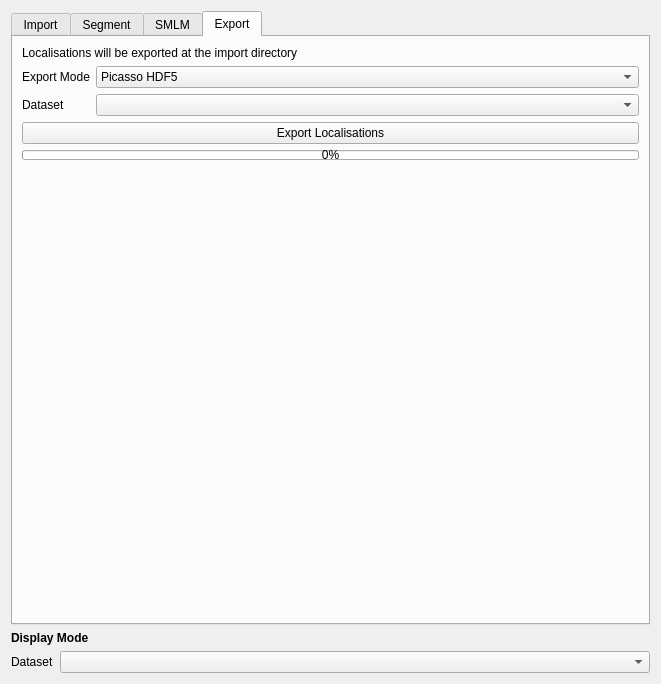
First picture: the form in src/moltrack/GUI/widget_ui.ui, repository piedrro/napari-moltrack, before the edit.
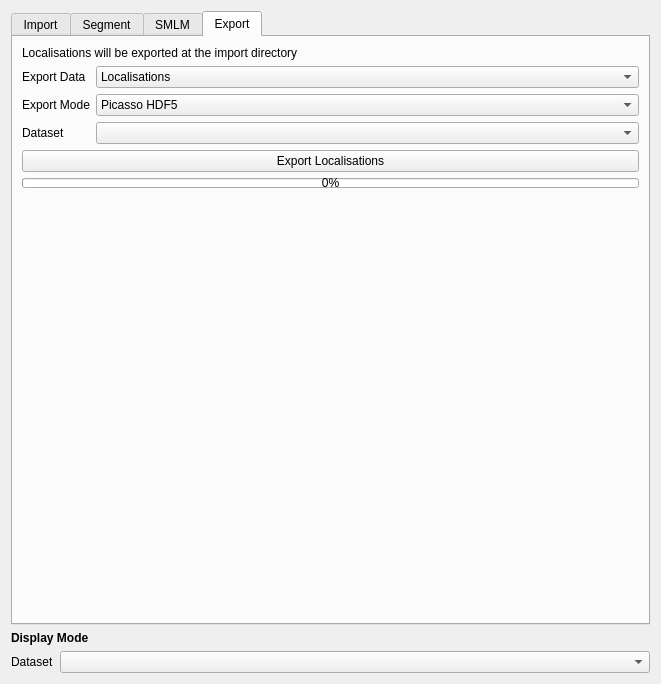
Second picture: the form after the edit. The open tabs and pages were chosen to show the change.

Commit message: added tracking export

Patch:
```diff
--- a/src/moltrack/GUI/widget_ui.ui
+++ b/src/moltrack/GUI/widget_ui.ui
@@ -1891,14 +1891,14 @@
        </item>
        <item>
         <layout class="QFormLayout" name="formLayout_19">
-         <item row="0" column="0">
+         <item row="1" column="0">
           <widget class="QLabel" name="label_112">
            <property name="text">
             <string>Export Mode</string>
            </property>
           </widget>
          </item>
-         <item row="0" column="1">
+         <item row="1" column="1">
           <widget class="QComboBox" name="locs_export_mode">
            <item>
             <property name="text">
@@ -1917,16 +1917,32 @@
            </item>
           </widget>
          </item>
-         <item row="1" column="0">
+         <item row="2" column="0">
           <widget class="QLabel" name="label_72">
            <property name="text">
             <string>Dataset</string>
            </property>
           </widget>
          </item>
-         <item row="1" column="1">
+         <item row="2" column="1">
           <widget class="QComboBox" name="locs_export_dataset"/>
          </item>
+         <item row="0" column="0">
+          <widget class="QLabel" name="label_13">
+           <property name="text">
+            <string>Export Data</string>
+           </property>
+          </widget>
+         </item>
+         <item row="0" column="1">
+          <widget class="QComboBox" name="locs_export_data">
+           <item>
+            <property name="text">
+             <string>Localisations</string>
+            </property>
+           </item>
+          </widget>
+         </item>
         </layout>
        </item>
        <item>
```
The commit also changes 3 other files.
